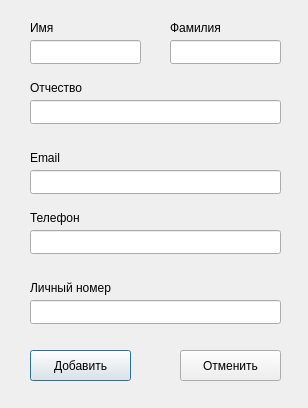
Above: MyRin/Forms/addpersonview.ui from relsa228/MyRin before the change. Below: the same form after it.
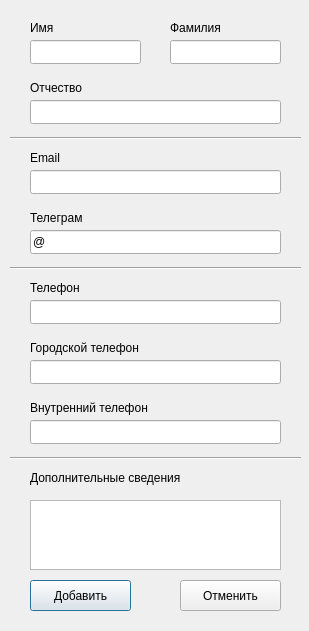
That is the form after the change.

```diff
--- a/MyRin/Forms/addpersonview.ui
+++ b/MyRin/Forms/addpersonview.ui
@@ -6,24 +6,14 @@
    <rect>
     <x>0</x>
     <y>0</y>
-    <width>308</width>
-    <height>408</height>
+    <width>309</width>
+    <height>631</height>
    </rect>
   </property>
   <property name="windowTitle">
    <string>Dialog</string>
   </property>
-  <widget class="QLineEdit" name="lineEdit_6">
-   <property name="geometry">
-    <rect>
-     <x>30</x>
-     <y>300</y>
-     <width>251</width>
-     <height>24</height>
-    </rect>
-   </property>
-  </widget>
-  <widget class="QLineEdit" name="lineEdit_5">
+  <widget class="QLineEdit" name="telegramEdit">
    <property name="geometry">
     <rect>
      <x>30</x>
@@ -32,18 +22,8 @@
      <height>24</height>
     </rect>
    </property>
-  </widget>
-  <widget class="QLabel" name="label_6">
-   <property name="geometry">
-    <rect>
-     <x>30</x>
-     <y>280</y>
-     <width>101</width>
-     <height>16</height>
-    </rect>
-   </property>
    <property name="text">
-    <string>Личный номер</string>
+    <string>@</string>
    </property>
   </widget>
   <widget class="QLabel" name="label_5">
@@ -56,7 +36,7 @@
     </rect>
    </property>
    <property name="text">
-    <string>Телефон</string>
+    <string>Телеграм</string>
    </property>
   </widget>
   <widget class="QLineEdit" name="lineEdit_4">
@@ -155,7 +135,7 @@
    <property name="geometry">
     <rect>
      <x>30</x>
-     <y>350</y>
+     <y>580</y>
      <width>101</width>
      <height>31</height>
     </rect>
@@ -168,7 +148,7 @@
    <property name="geometry">
     <rect>
      <x>180</x>
-     <y>350</y>
+     <y>580</y>
      <width>101</width>
      <height>31</height>
     </rect>
@@ -177,6 +157,137 @@
     <string>Отменить</string>
    </property>
   </widget>
+  <widget class="QLineEdit" name="telephoneEdit">
+   <property name="geometry">
+    <rect>
+     <x>30</x>
+     <y>300</y>
+     <width>251</width>
+     <height>24</height>
+    </rect>
+   </property>
+  </widget>
+  <widget class="QLabel" name="telephoneLabel">
+   <property name="geometry">
+    <rect>
+     <x>30</x>
+     <y>280</y>
+     <width>71</width>
+     <height>16</height>
+    </rect>
+   </property>
+   <property name="text">
+    <string>Телефон</string>
+   </property>
+  </widget>
+  <widget class="QLineEdit" name="cTelephoneEdit">
+   <property name="geometry">
+    <rect>
+     <x>30</x>
+     <y>360</y>
+     <width>251</width>
+     <height>24</height>
+    </rect>
+   </property>
+  </widget>
+  <widget class="QLabel" name="cTelephoneLabel">
+   <property name="geometry">
+    <rect>
+     <x>30</x>
+     <y>340</y>
+     <width>141</width>
+     <height>16</height>
+    </rect>
+   </property>
+   <property name="text">
+    <string>Городской телефон</string>
+   </property>
+  </widget>
+  <widget class="QLineEdit" name="iTelephoneEdit">
+   <property name="geometry">
+    <rect>
+     <x>30</x>
+     <y>420</y>
+     <width>251</width>
+     <height>24</height>
+    </rect>
+   </property>
+  </widget>
+  <widget class="QLabel" name="iTelephoneLabel">
+   <property name="geometry">
+    <rect>
+     <x>30</x>
+     <y>400</y>
+     <width>151</width>
+     <height>16</height>
+    </rect>
+   </property>
+   <property name="text">
+    <string>Внутренний телефон</string>
+   </property>
+  </widget>
+  <widget class="QLabel" name="descrLabel">
+   <property name="geometry">
+    <rect>
+     <x>30</x>
+     <y>470</y>
+     <width>161</width>
+     <height>16</height>
+    </rect>
+   </property>
+   <property name="text">
+    <string>Дополнительные сведения</string>
+   </property>
+  </widget>
+  <widget class="Line" name="line">
+   <property name="geometry">
+    <rect>
+     <x>10</x>
+     <y>260</y>
+     <width>291</width>
+     <height>16</height>
+    </rect>
+   </property>
+   <property name="orientation">
+    <enum>Qt::Horizontal</enum>
+   </property>
+  </widget>
+  <widget class="Line" name="line_2">
+   <property name="geometry">
+    <rect>
+     <x>10</x>
+     <y>130</y>
+     <width>291</width>
+     <height>16</height>
+    </rect>
+   </property>
+   <property name="orientation">
+    <enum>Qt::Horizontal</enum>
+   </property>
+  </widget>
+  <widget class="QTextEdit" name="descrEdit">
+   <property name="geometry">
+    <rect>
+     <x>30</x>
+     <y>500</y>
+     <width>251</width>
+     <height>70</height>
+    </rect>
+   </property>
+  </widget>
+  <widget class="Line" name="line_3">
+   <property name="geometry">
+    <rect>
+     <x>10</x>
+     <y>450</y>
+     <width>291</width>
+     <height>16</height>
+    </rect>
+   </property>
+   <property name="orientation">
+    <enum>Qt::Horizontal</enum>
+   </property>
+  </widget>
  </widget>
  <resources/>
  <connections/>
```
Left out of the diff: 25 changed lines with no effect on the pictures.
